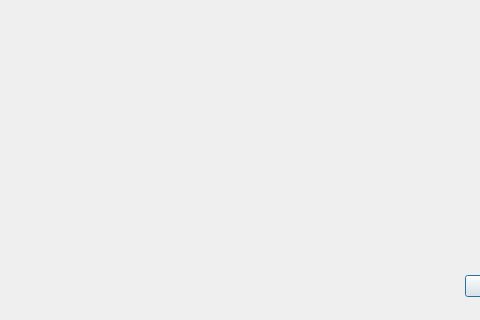
Old version of the form squaredialog.ui in the repository ATSOTECK/Fred; both pictures show x 0 to 480 and y 230 to 550 of the 640 by 550 pixel window.
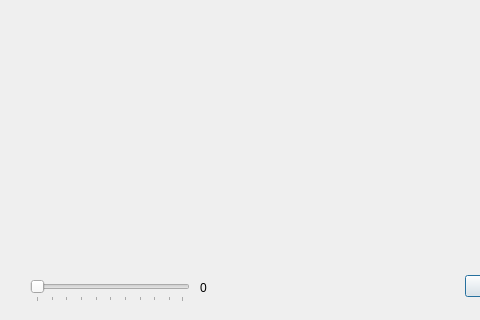
New version of the form.

Commit message: Added a threshold slider to the square dialog.

```diff
--- a/squaredialog.ui
+++ b/squaredialog.ui
@@ -48,6 +48,41 @@
     <string/>
    </property>
   </widget>
+  <widget class="QSlider" name="thresholdSlider">
+   <property name="geometry">
+    <rect>
+     <x>30</x>
+     <y>510</y>
+     <width>160</width>
+     <height>22</height>
+    </rect>
+   </property>
+   <property name="minimum">
+    <number>1</number>
+   </property>
+   <property name="maximum">
+    <number>100</number>
+   </property>
+   <property name="orientation">
+    <enum>Qt::Horizontal</enum>
+   </property>
+   <property name="tickPosition">
+    <enum>QSlider::TicksBelow</enum>
+   </property>
+  </widget>
+  <widget class="QLabel" name="label">
+   <property name="geometry">
+    <rect>
+     <x>200</x>
+     <y>510</y>
+     <width>62</width>
+     <height>16</height>
+    </rect>
+   </property>
+   <property name="text">
+    <string>0</string>
+   </property>
+  </widget>
  </widget>
  <resources/>
  <connections>
```
The commit also changes 3 other files.
